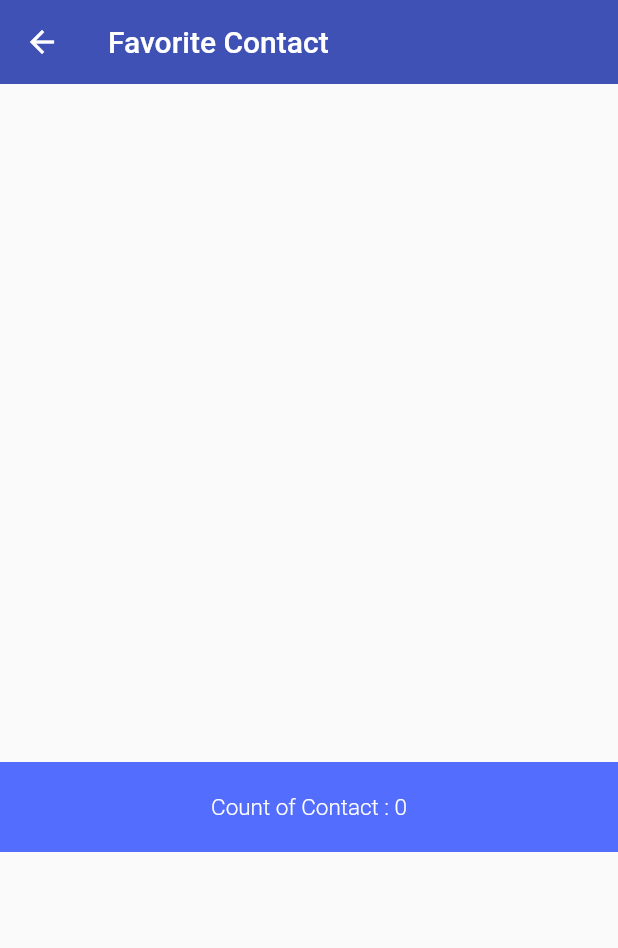
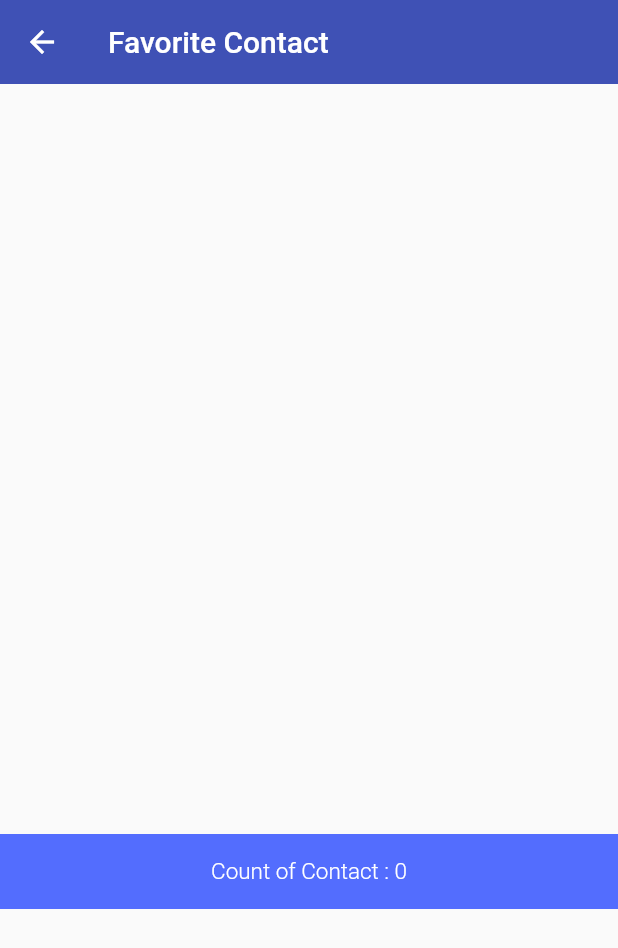
Before and after one commit to mahmoud-eslami/contact_simple, a Flutter app: the Favorite screen opened directly, on a phone screen of 412 x 824 dp. Shown: the top 948 px of the screen. Run offline on Flutter 3.47's test engine with Material 2 defaults, Android fonts, the phone set to English and light mode, and no system bars.

```diff
--- a/lib/Screen/add.dart
+++ b/lib/Screen/add.dart
@@ -33,7 +33,8 @@ class Add extends StatelessWidget {
           style: TextStyle(color: Colors.black),
         ),
       ),
-      body: Form(
+      body: SingleChildScrollView(
+        child: Form(
           key: _formKey,
           child: Padding(
             padding: const EdgeInsets.symmetric(horizontal: 25),
@@ -123,6 +124,7 @@ class Add extends StatelessWidget {
             ),
           ),
         ),
+      ),
     );
   }
 }
--- a/lib/Screen/favorite.dart
+++ b/lib/Screen/favorite.dart
@@ -31,7 +31,7 @@ class Favorite extends StatelessWidget {
       body: Column(
         children: <Widget>[
           Container(
-            height: 452,
+            height: 500,
             child: ListView.builder(
               itemBuilder: (context, index) => ListTile(
                 title: Text(itemProvider.favorites()[index].name),
@@ -47,7 +47,7 @@ class Favorite extends StatelessWidget {
             ),
           ),
           Container(
-            height: 60,
+            height: 50,
             color: Colors.indigoAccent,
               child: Center(
                 child: Text(
```
Lines whose indentation alone changed are shown as unchanged.
